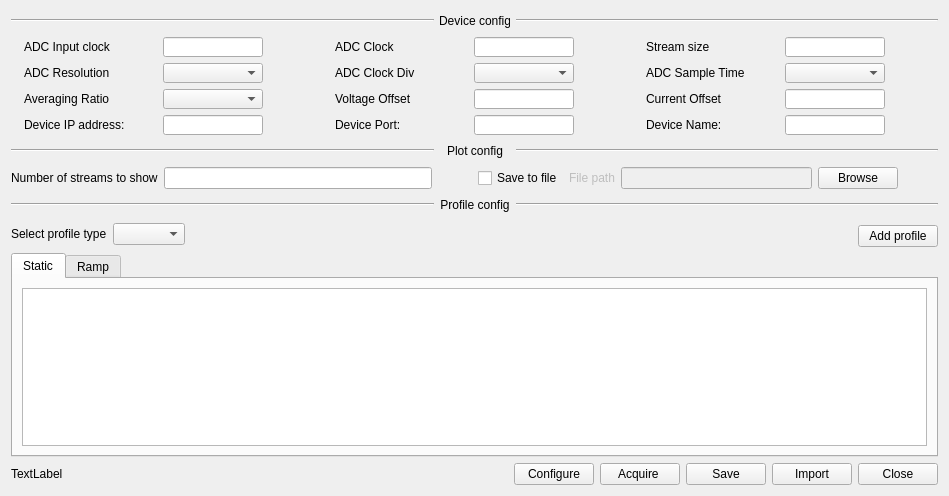
First picture: the form in GUI/OpenEPT/Windows/Device/advanceconfigurationwnd.ui, repository turkmanovic/OpenEPT, before the edit.
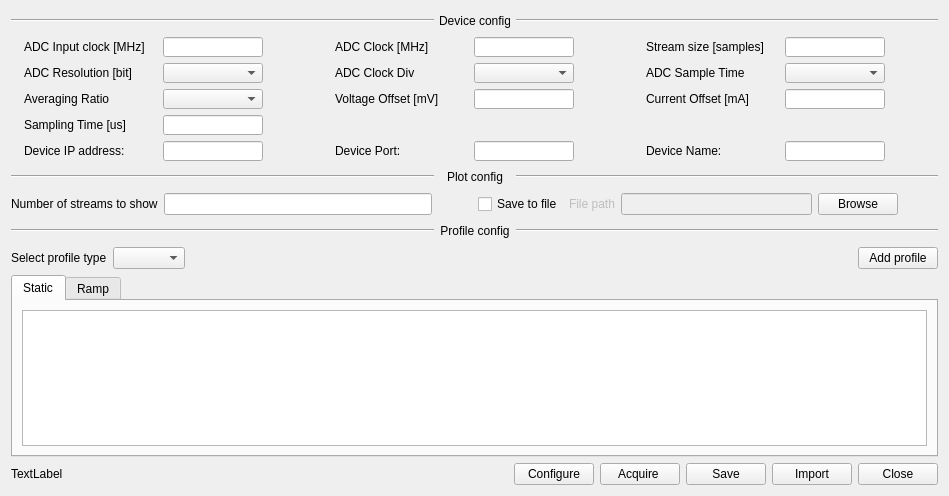
Second picture: the form after the edit. Icons and pictures are not drawn.

Diff of the .ui file:
```diff
--- a/GUI/OpenEPT/Windows/Device/advanceconfigurationwnd.ui
+++ b/GUI/OpenEPT/Windows/Device/advanceconfigurationwnd.ui
@@ -123,7 +123,7 @@
               </size>
              </property>
              <property name="text">
-              <string>ADC Input clock</string>
+              <string>ADC Input clock [MHz]</string>
              </property>
             </widget>
            </item>
@@ -193,7 +193,7 @@
               </size>
              </property>
              <property name="text">
-              <string>ADC Clock</string>
+              <string>ADC Clock [MHz]</string>
              </property>
             </widget>
            </item>
@@ -263,7 +263,7 @@
               </size>
              </property>
              <property name="text">
-              <string>Stream size</string>
+              <string>Stream size [samples]</string>
              </property>
             </widget>
            </item>
@@ -337,7 +337,7 @@
               </size>
              </property>
              <property name="text">
-              <string>ADC Resolution</string>
+              <string>ADC Resolution [bit]</string>
              </property>
             </widget>
            </item>
@@ -609,7 +609,7 @@
               </size>
              </property>
              <property name="text">
-              <string>Voltage Offset</string>
+              <string>Voltage Offset [mV]</string>
              </property>
             </widget>
            </item>
@@ -676,7 +676,7 @@
               </size>
              </property>
              <property name="text">
-              <string>Current Offset</string>
+              <string>Current Offset [mA]</string>
              </property>
             </widget>
            </item>
@@ -724,6 +724,167 @@
        </item>
        <item>
         <layout class="QHBoxLayout" name="deviceConfigVerlHorl5">
+         <item>
+          <layout class="QHBoxLayout" name="deviceConfigVerlHorl5SampleTimeHorl">
+           <item>
+            <widget class="QLabel" name="samplingTimeLabe">
+             <property name="sizePolicy">
+              <sizepolicy hsizetype="Fixed" vsizetype="Fixed">
+               <horstretch>0</horstretch>
+               <verstretch>0</verstretch>
+              </sizepolicy>
+             </property>
+             <property name="minimumSize">
+              <size>
+               <width>120</width>
+               <height>10</height>
+              </size>
+             </property>
+             <property name="maximumSize">
+              <size>
+               <width>120</width>
+               <height>50</height>
+              </size>
+             </property>
+             <property name="text">
+              <string>Sampling Time [us]</string>
+             </property>
+            </widget>
+           </item>
+           <item>
+            <widget class="QLineEdit" name="samplingTimeLine">
+             <property name="sizePolicy">
+              <sizepolicy hsizetype="Fixed" vsizetype="Fixed">
+               <horstretch>0</horstretch>
+               <verstretch>0</verstretch>
+              </sizepolicy>
+             </property>
+             <property name="minimumSize">
+              <size>
+               <width>100</width>
+               <height>20</height>
+              </size>
+             </property>
+             <property name="maximumSize">
+              <size>
+               <width>100</width>
+               <height>50</height>
+              </size>
+             </property>
+            </widget>
+           </item>
+           <item>
+            <spacer name="samplingTimeHors">
+             <property name="orientation">
+              <enum>Qt::Horizontal</enum>
+             </property>
+             <property name="sizeType">
+              <enum>QSizePolicy::Minimum</enum>
+             </property>
+             <property name="sizeHint" stdset="0">
+              <size>
+               <width>40</width>
+               <height>20</height>
+              </size>
+             </property>
+            </spacer>
+           </item>
+          </layout>
+         </item>
+         <item>
+          <layout class="QHBoxLayout" name="deviceConfigVerlHorl5Horl1">
+           <item>
+            <widget class="QLabel" name="label">
+             <property name="sizePolicy">
+              <sizepolicy hsizetype="Fixed" vsizetype="Fixed">
+               <horstretch>0</horstretch>
+               <verstretch>0</verstretch>
+              </sizepolicy>
+             </property>
+             <property name="minimumSize">
+              <size>
+               <width>220</width>
+               <height>10</height>
+              </size>
+             </property>
+             <property name="maximumSize">
+              <size>
+               <width>220</width>
+               <height>50</height>
+              </size>
+             </property>
+             <property name="text">
+              <string/>
+             </property>
+            </widget>
+           </item>
+           <item>
+            <spacer name="horizontalSpacer_2">
+             <property name="orientation">
+              <enum>Qt::Horizontal</enum>
+             </property>
+             <property name="sizeType">
+              <enum>QSizePolicy::Minimum</enum>
+             </property>
+             <property name="sizeHint" stdset="0">
+              <size>
+               <width>40</width>
+               <height>20</height>
+              </size>
+             </property>
+            </spacer>
+           </item>
+          </layout>
+         </item>
+         <item>
+          <layout class="QHBoxLayout" name="deviceConfigVerlHorl5Horl2">
+           <item>
+            <widget class="QLabel" name="label_2">
+             <property name="sizePolicy">
+              <sizepolicy hsizetype="Fixed" vsizetype="Fixed">
+               <horstretch>0</horstretch>
+               <verstretch>0</verstretch>
+              </sizepolicy>
+             </property>
+             <property name="minimumSize">
+              <size>
+               <width>220</width>
+               <height>10</height>
+              </size>
+             </property>
+             <property name="maximumSize">
+              <size>
+               <width>220</width>
+               <height>50</height>
+              </size>
+             </property>
+             <property name="text">
+              <string/>
+             </property>
+            </widget>
+           </item>
+           <item>
+            <spacer name="horizontalSpacer_3">
+             <property name="orientation">
+              <enum>Qt::Horizontal</enum>
+             </property>
+             <property name="sizeType">
+              <enum>QSizePolicy::Minimum</enum>
+             </property>
+             <property name="sizeHint" stdset="0">
+              <size>
+               <width>40</width>
+               <height>20</height>
+              </size>
+             </property>
+            </spacer>
+           </item>
+          </layout>
+         </item>
+        </layout>
+       </item>
+       <item>
+        <layout class="QHBoxLayout" name="deviceConfigVerlHorl6">
          <item>
           <layout class="QHBoxLayout" name="deviceConfigVerlHorl5DeviceDeviceIpAddressHorl">
            <item>
```
